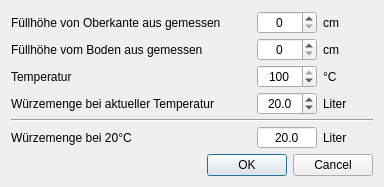
kleiner-brauhelfer/kleiner-brauhelfer-2, file kleiner-brauhelfer/dialogs/dlgvolumen.ui: the form before one commit.
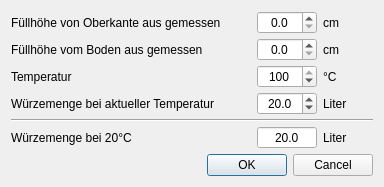
The form after the commit. Custom widgets are drawn as their Qt base class.

Patch:
```diff
--- a/kleiner-brauhelfer/dialogs/dlgvolumen.ui
+++ b/kleiner-brauhelfer/dialogs/dlgvolumen.ui
@@ -278,7 +278,7 @@
     </spacer>
    </item>
    <item row="0" column="2">
-    <widget class="SpinBox" name="spinBox_VonOben">
+    <widget class="DoubleSpinBox" name="spinBox_VonOben">
      <property name="minimumSize">
       <size>
        <width>60</width>
@@ -288,10 +288,19 @@
      <property name="alignment">
       <set>Qt::AlignCenter</set>
      </property>
+     <property name="decimals">
+      <number>1</number>
+     </property>
+     <property name="maximum">
+      <double>999.000000000000000</double>
+     </property>
+     <property name="singleStep">
+      <double>0.100000000000000</double>
+     </property>
     </widget>
    </item>
    <item row="1" column="2">
-    <widget class="SpinBox" name="spinBox_VonUnten">
+    <widget class="DoubleSpinBox" name="spinBox_VonUnten">
      <property name="minimumSize">
       <size>
        <width>60</width>
@@ -301,6 +310,15 @@
      <property name="alignment">
       <set>Qt::AlignCenter</set>
      </property>
+     <property name="decimals">
+      <number>1</number>
+     </property>
+     <property name="maximum">
+      <double>999.000000000000000</double>
+     </property>
+     <property name="singleStep">
+      <double>0.100000000000000</double>
+     </property>
     </widget>
    </item>
   </layout>
```
Left out of the diff: 15 changed lines with no effect on the pictures.
